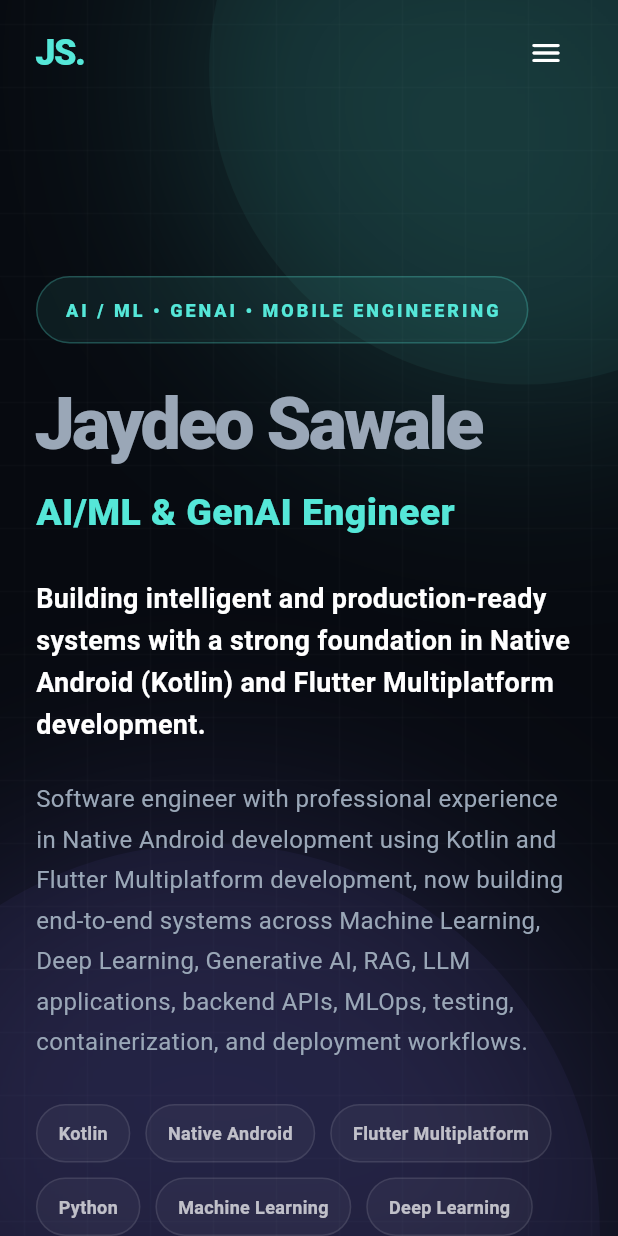
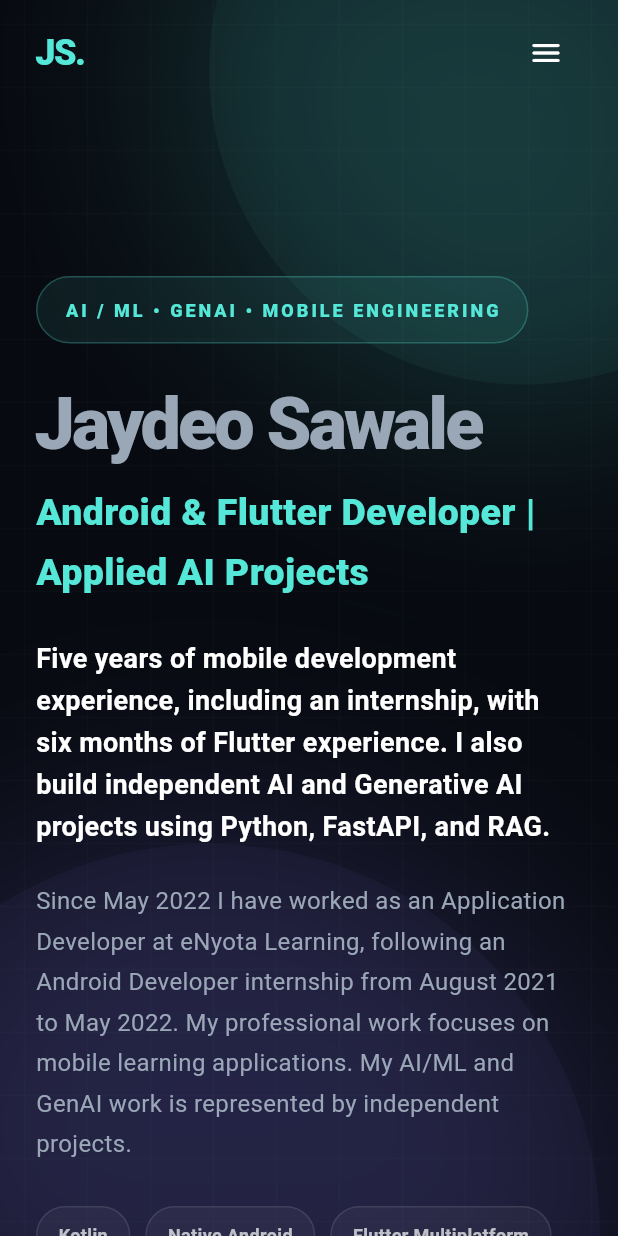
Before and after one commit to Jaydeosawale/Jaydeo-Sawale-Portfolio, a Flutter app: the screen it shows after launch, on a phone screen of 412 x 824 dp. Run offline on Flutter 3.47's test engine with Material 3 defaults, Android fonts, the phone set to English and light mode, and no system bars.

Commit message:
Align portfolio experience with verified profile

```diff
--- a/frontend/lib/sections/experience_section.dart
+++ b/frontend/lib/sections/experience_section.dart
@@ -24,11 +24,11 @@ class ExperienceSection extends StatelessWidget {
 
           const _ExperienceItem(
             index: '01',
-            title: 'Native Android Development',
+            title: 'Android Development',
             company: 'eNyota Learning Pvt. Ltd.',
-            duration: '5+ years',
+            duration: '5 years incl. internship',
             description:
-                'Professional Native Android application development using Kotlin, focused on frontend implementation, mobile UI, application screens, user flows, feature delivery, reusable components, and maintainable client-side application code.',
+                'Application Developer (May 2022-present), following an Android Developer internship (August 2021-May 2022). Built and supported mobile learning application UI, user flows, API integrations, and releases. Historical native Android work used Kotlin.',
             tags: [
               'Native Android',
               'Kotlin',
@@ -43,11 +43,11 @@ class ExperienceSection extends StatelessWidget {
 
           const _ExperienceItem(
             index: '02',
-            title: 'Flutter Multiplatform Development',
+            title: 'Flutter Development',
             company: 'eNyota Learning Pvt. Ltd.',
-            duration: '6+ months',
+            duration: '6 months',
             description:
-                'Professional Flutter development focused on building multiplatform application experiences with responsive layouts, reusable widgets, structured application screens, and user-facing product flows.',
+                'Six months of professional Flutter development on a mobile learning application, including reusable UI, responsive layouts, and API-driven user flows.',
             tags: [
               'Flutter',
               'Dart',
--- a/frontend/lib/sections/hero_section.dart
+++ b/frontend/lib/sections/hero_section.dart
@@ -78,7 +78,7 @@ class _MobileHero extends StatelessWidget {
         const SizedBox(height: 14),
 
         const Text(
-          'AI/ML & GenAI Engineer',
+          'Android & Flutter Developer | Applied AI Projects',
           style: TextStyle(
             fontSize: 25,
             fontWeight: FontWeight.w800,
@@ -89,7 +89,7 @@ class _MobileHero extends StatelessWidget {
         const SizedBox(height: 24),
 
         const Text(
-          'Building intelligent and production-ready systems with a strong foundation in Native Android (Kotlin) and Flutter Multiplatform development.',
+          'Five years of mobile development experience, including an internship, with six months of Flutter experience. I also build independent AI and Generative AI projects using Python, FastAPI, and RAG.',
           style: TextStyle(
             fontSize: 18,
             height: 1.55,
@@ -101,7 +101,7 @@ class _MobileHero extends StatelessWidget {
         const SizedBox(height: 22),
 
         const Text(
-          'Software engineer with professional experience in Native Android development using Kotlin and Flutter Multiplatform development, now building end-to-end systems across Machine Learning, Deep Learning, Generative AI, RAG, LLM applications, backend APIs, MLOps, testing, containerization, and deployment workflows.',
+          'Since May 2022 I have worked as an Application Developer at eNyota Learning, following an Android Developer internship from August 2021 to May 2022. My professional work focuses on mobile learning applications. My AI/ML and GenAI work is represented by independent projects.',
           style: TextStyle(
             fontSize: 16,
             height: 1.7,
@@ -181,7 +181,7 @@ class _DesktopHero extends StatelessWidget {
               const SizedBox(height: 16),
 
               Text(
-                'AI/ML & GenAI Engineer',
+                'Android & Flutter Developer | Applied AI Projects',
                 style: TextStyle(
                   fontSize: isTablet ? 28 : 34,
                   fontWeight: FontWeight.w800,
@@ -192,7 +192,7 @@ class _DesktopHero extends StatelessWidget {
               const SizedBox(height: 26),
 
               Text(
-                'Building intelligent and production-ready systems with a strong foundation in Native Android (Kotlin) and Flutter Multiplatform development.',
+                'Five years of mobile development experience, including an internship, with six months of Flutter experience. I also build independent AI and Generative AI projects using Python, FastAPI, and RAG.',
                 style: TextStyle(
                   fontSize: isTablet ? 20 : 24,
                   height: 1.45,
@@ -204,7 +204,7 @@ class _DesktopHero extends StatelessWidget {
               const SizedBox(height: 20),
 
               const Text(
-                'Software engineer with professional experience in Native Android development using Kotlin and Flutter Multiplatform development, now building end-to-end systems across Machine Learning, Deep Learning, Generative AI, RAG, LLM applications, backend APIs, MLOps, testing, containerization, and deployment workflows.',
+                'Since May 2022 I have worked as an Application Developer at eNyota Learning, following an Android Developer internship from August 2021 to May 2022. My professional work focuses on mobile learning applications. My AI/ML and GenAI work is represented by independent projects.',
                 style: TextStyle(
                   fontSize: 16,
                   height: 1.7,
@@ -435,12 +435,12 @@ class _StatsSection extends StatelessWidget {
       runSpacing: 14,
       children: const [
         _StatCard(
-          value: '5+ yrs',
-          label: 'Native Android • Kotlin',
+          value: '5 years',
+          label: 'Mobile development, including internship',
         ),
         _StatCard(
-          value: '6+ mos',
-          label: 'Flutter Multiplatform',
+          value: '6 months',
+          label: 'Flutter development',
         ),
         _StatCard(
           value: '4',
--- a/frontend/lib/sections/profile_section.dart
+++ b/frontend/lib/sections/profile_section.dart
@@ -15,9 +15,9 @@ class ProfileSection extends StatelessWidget {
         children: [
           const SectionTitle(
             eyebrow: 'Professional Profile',
-            title: 'Mobile engineering foundation. Building production AI systems.',
+            title: 'Mobile engineering experience and independent AI projects.',
             description:
-                'A software engineering journey combining 5+ years of professional Native Android development with Kotlin, Flutter Multiplatform development, and independently built systems across backend engineering, Machine Learning, Deep Learning, Generative AI, RAG, and MLOps.',
+                'Mobile application developer with five years of experience including an internship, and six months of Flutter work. I build independent projects across Python backends, machine learning, Generative AI, and RAG.',
           ),
 
           const SizedBox(height: 34),
@@ -34,7 +34,7 @@ class ProfileSection extends StatelessWidget {
                   number: '01',
                   title: 'Professional mobile engineering',
                   description:
-                      '5+ years of professional experience in Native Android development using Kotlin, building mobile application experiences, UI implementations, reusable components, and complete product flows. Also experienced in Flutter Multiplatform development.',
+                      'Five years of mobile development including an internship, building application UI, reusable components, and user flows. My historical native Android work used Kotlin; I also have six months of Flutter experience.',
                   tags: [
                     'Kotlin',
                     'Android',
```
